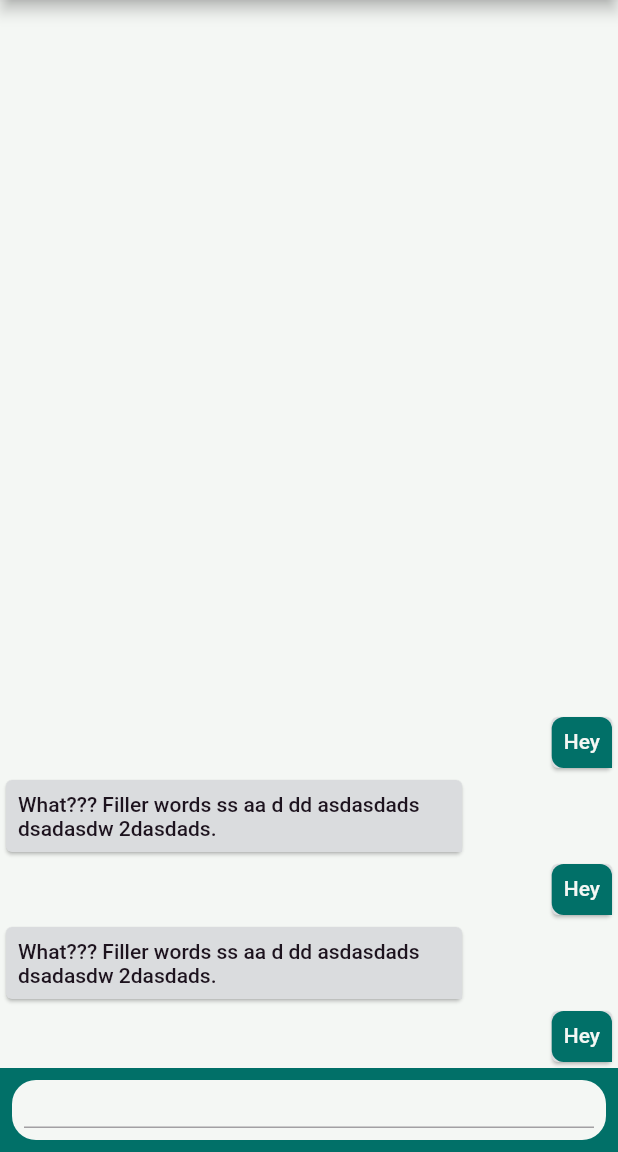
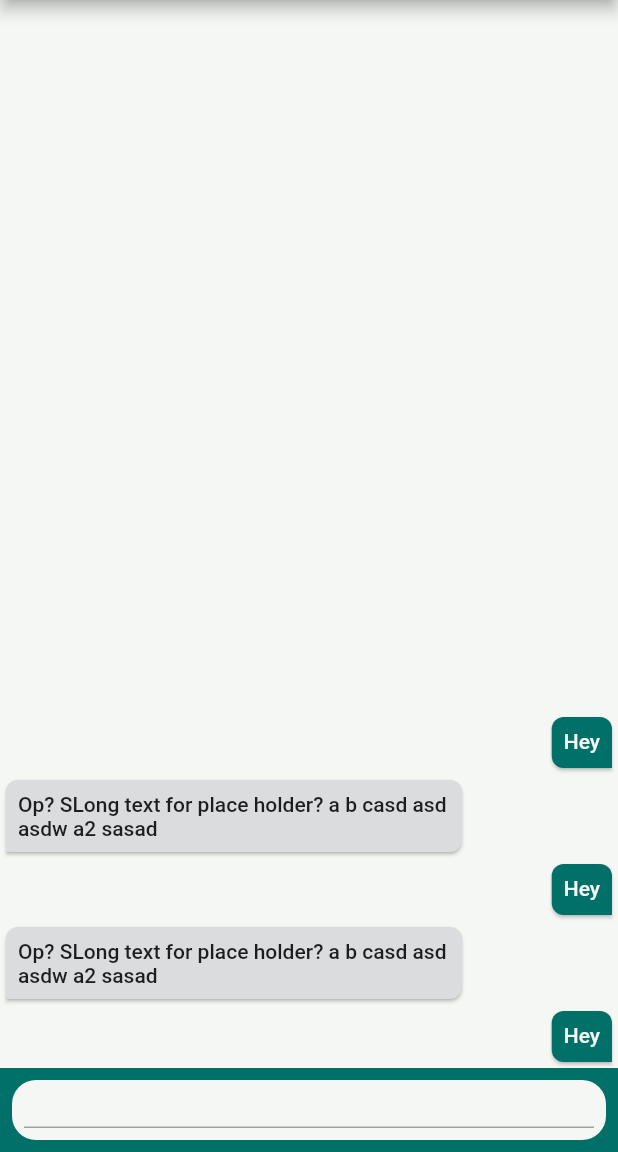
Before and after one commit to Vic0222/VcVideoCall-Flutter, a Flutter app: the ChatPage screen opened by its route, on a phone screen of 412 x 824 dp, the part 84-1236 px from its top. Run offline on Flutter 3.47's test engine with Material 2 defaults, Android fonts, the phone set to English and light mode, and no system bars; our stand-ins replace flutter_signin_button.

Commit message:
design ok

```diff
--- a/lib/components/receiver_message_card.dart
+++ b/lib/components/receiver_message_card.dart
@@ -11,26 +11,22 @@ class ReceiverMessageCard extends StatelessWidget {
       alignment: Alignment.centerLeft,
       padding: EdgeInsets.only(right: 100),
       child: Card(
+        shape: RoundedRectangleBorder(
+          borderRadius: BorderRadius.only(
+            bottomLeft: Radius.circular(0),
+            topLeft: Radius.circular(8),
+            topRight: Radius.circular(8),
+            bottomRight: Radius.circular(8),
+          ),
+        ),
         child: Container(
           constraints: BoxConstraints(
             minHeight: 34,
           ),
-          decoration: BoxDecoration(
-            color: Theme.of(context).colorScheme.surface,
-            borderRadius: BorderRadius.only(
-              bottomLeft: Radius.circular(8),
-              topLeft: Radius.circular(8),
-              topRight: Radius.circular(8),
-              bottomRight: Radius.circular(0),
-            ),
-          ),
           padding: EdgeInsets.all(8),
           child: Text(
-            "What??? Filler words ss aa d dd asdasdads dsadasdw 2dasdads.",
-            style: Theme.of(context)
-                .textTheme
-                .bodyText1
-                .copyWith(color: Theme.of(context).colorScheme.onSurface),
+            "Op? SLong text for place holder? a b casd asd asdw a2 sasad",
+            style: Theme.of(context).textTheme.bodyText1,
           ),
         ),
       ),
--- a/lib/components/sender_message_card.dart
+++ b/lib/components/sender_message_card.dart
@@ -11,18 +11,18 @@ class SenderMessageCard extends StatelessWidget {
       alignment: Alignment.centerRight,
       padding: EdgeInsets.only(left: 100),
       child: Card(
+        color: Theme.of(context).primaryColor,
+        shape: RoundedRectangleBorder(
+          borderRadius: BorderRadius.only(
+            bottomLeft: Radius.circular(8),
+            topLeft: Radius.circular(8),
+            topRight: Radius.circular(8),
+            bottomRight: Radius.circular(0),
+          ),
+        ),
         child: Container(
           constraints: BoxConstraints(
             minHeight: 34,
-          ),
-          decoration: BoxDecoration(
-            color: Theme.of(context).primaryColor,
-            borderRadius: BorderRadius.only(
-              bottomLeft: Radius.circular(8),
-              topLeft: Radius.circular(8),
-              topRight: Radius.circular(8),
-              bottomRight: Radius.circular(0),
-            ),
           ),
           padding: EdgeInsets.all(8),
           child: Text(
```
